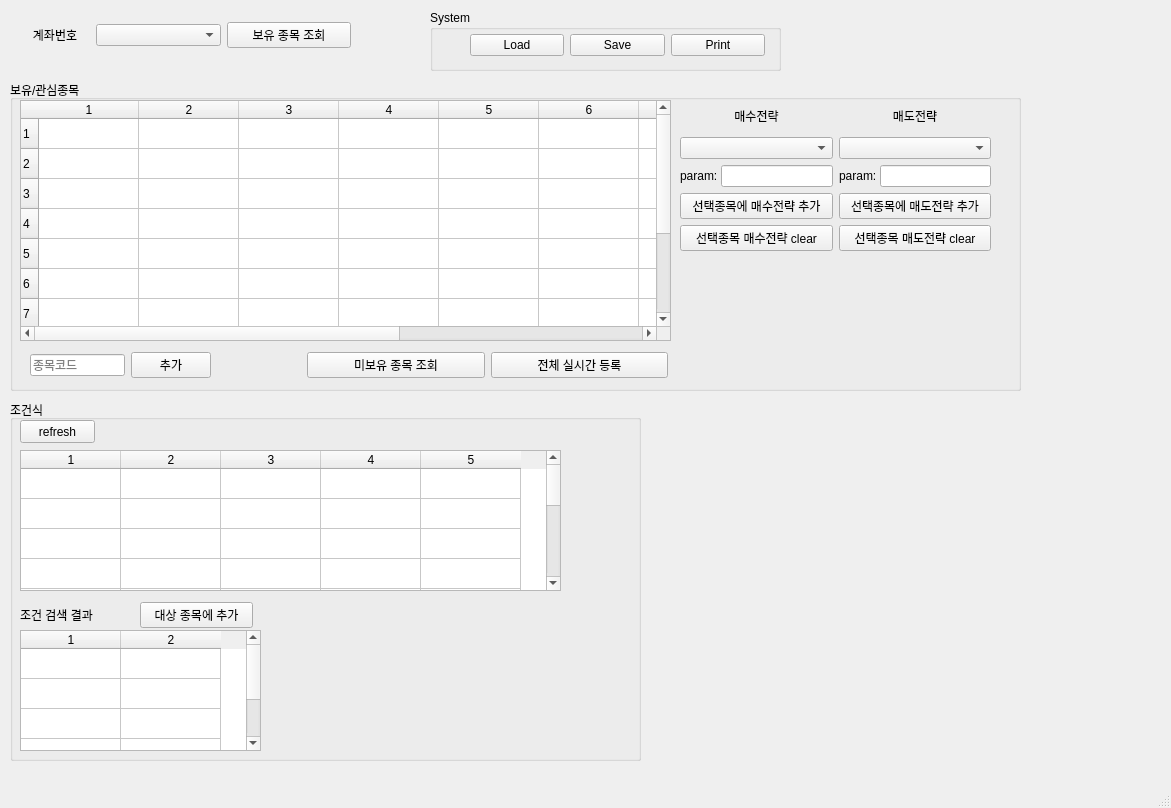
Above: sns_trade_bot/ui/MainWindow.ui from mechurak/SnsTradeBot before the change. Below: the same form after it.
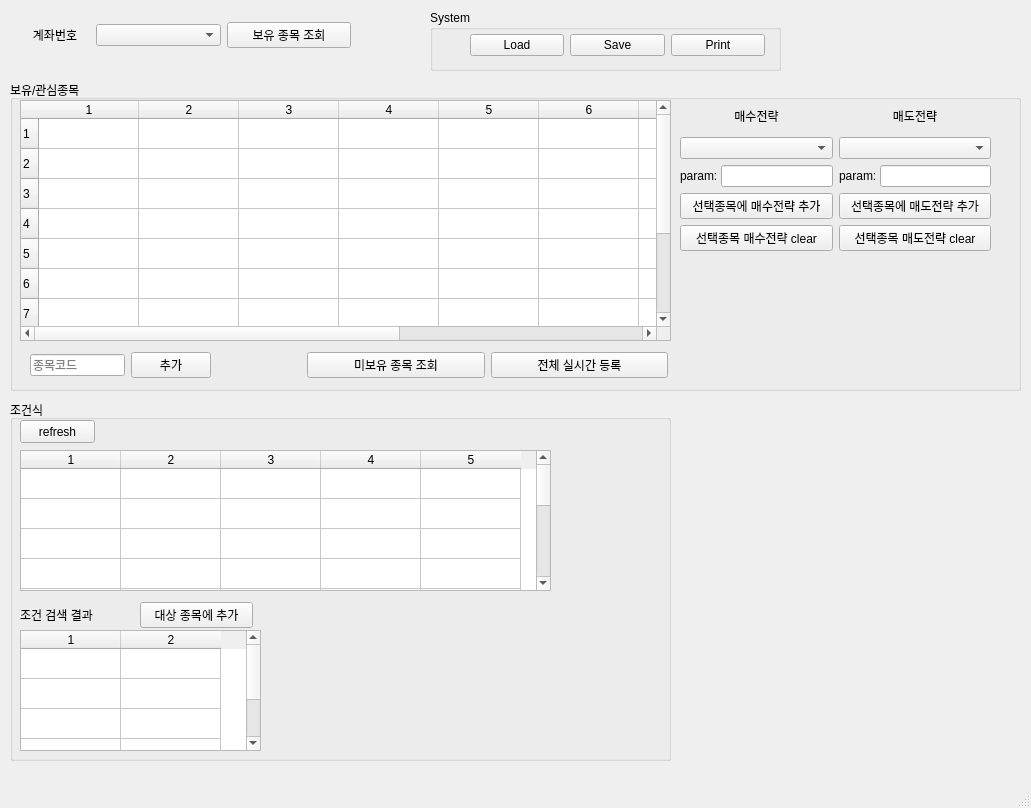
That is the form after the change.

What changed in the file:
```diff
--- a/sns_trade_bot/ui/MainWindow.ui
+++ b/sns_trade_bot/ui/MainWindow.ui
@@ -6,7 +6,7 @@
    <rect>
     <x>0</x>
     <y>0</y>
-    <width>1171</width>
+    <width>1031</width>
     <height>808</height>
    </rect>
   </property>
@@ -19,7 +19,7 @@
      <rect>
       <x>10</x>
       <y>400</y>
-      <width>631</width>
+      <width>661</width>
       <height>361</height>
      </rect>
     </property>
@@ -44,7 +44,7 @@
       <rect>
        <x>10</x>
        <y>50</y>
-       <width>541</width>
+       <width>531</width>
        <height>141</height>
       </rect>
      </property>
```
Left out of the diff: 2 changed lines with no effect on the pictures.
